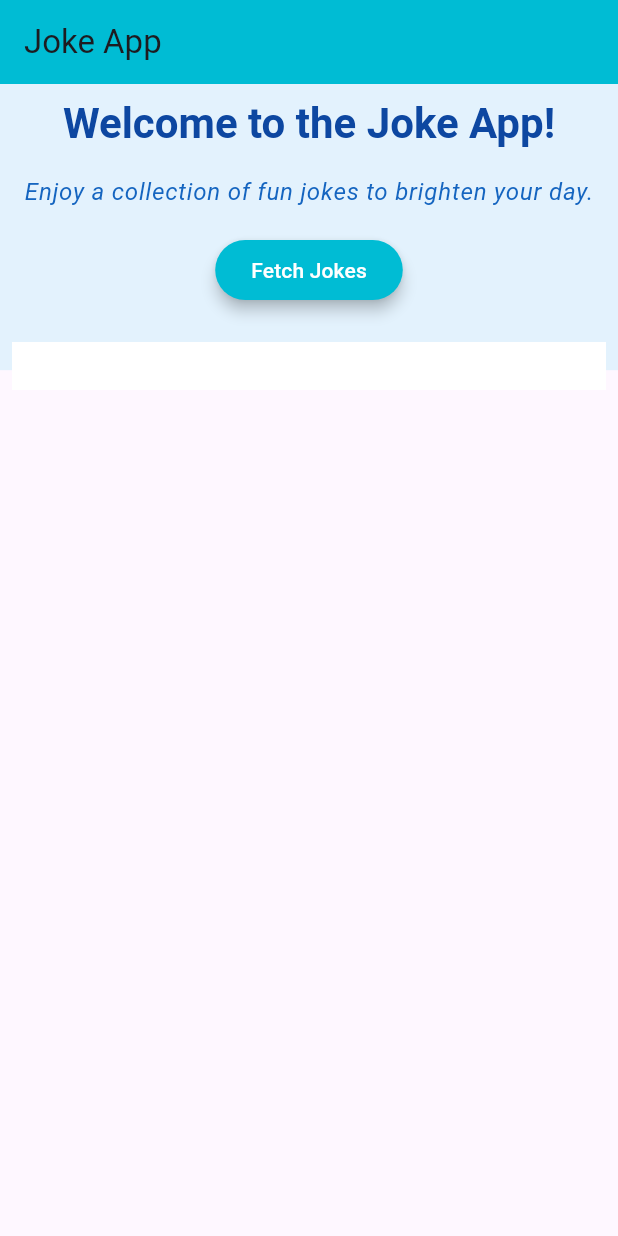
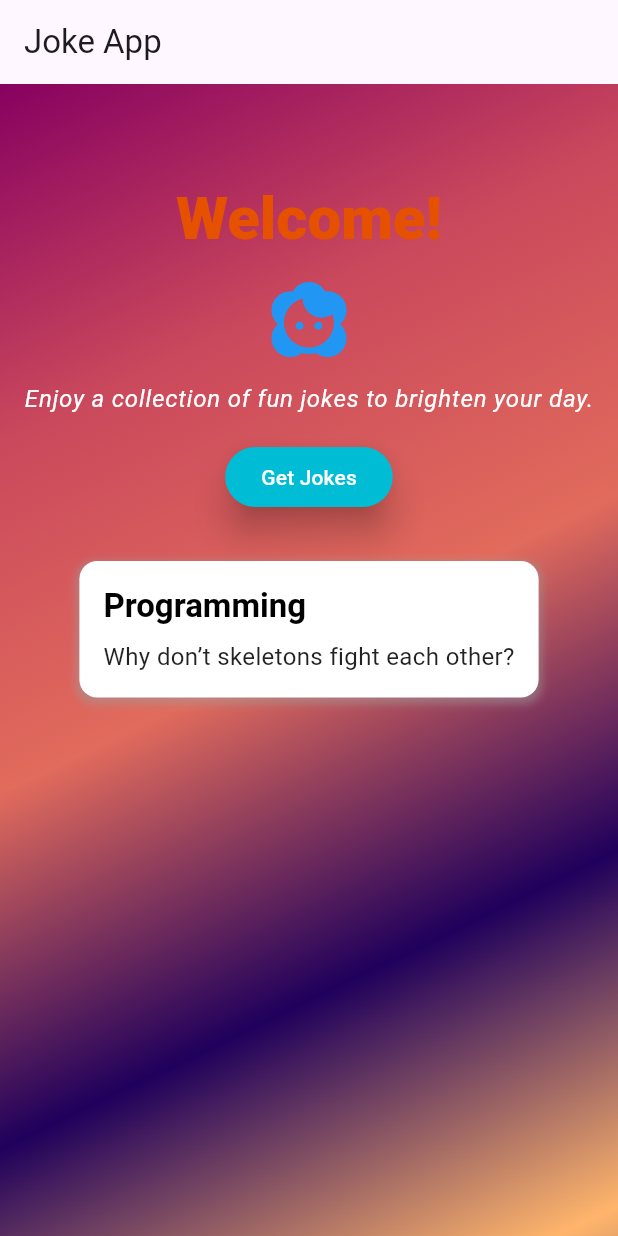
Before and after one commit to nimeshaabesinghe/JokeApp, a Flutter app: the screen it shows after launch, on a phone screen of 412 x 824 dp. Run offline on Flutter 3.47's test engine with Material 3 defaults, Android fonts, the phone set to English and light mode, and no system bars; Roboto replaces fonts that are missing (ComicSans).

Commit message:
added gradient effect

```diff
--- a/lib/main.dart
+++ b/lib/main.dart
@@ -21,45 +21,88 @@ class JokeListPage extends StatelessWidget {
     return Scaffold(
       appBar: AppBar(
         title: const Text('Joke App'),
-        backgroundColor: Colors.cyan,
+       // backgroundColor: Colors.deepOrangeAccent[100],
       ),
       body: Container(
-        constraints: BoxConstraints.expand(
-          height: Theme.of(context).textTheme.headlineMedium!.fontSize! * 1.1 + 160.0,
-        ),
-        padding: const EdgeInsets.all(8.0),
-        color: Colors.blue[50],
+        padding: const EdgeInsets.fromLTRB(16.0,64.0,16.0,16.0),
+          decoration: const BoxDecoration(
+            gradient: LinearGradient(
+              begin: Alignment.topLeft,
+              end: Alignment(0.8, 1),
+              colors: <Color>[
+                Color(0xff870160),
+                Color(0xffca485c),
+                Color(0xffe16b5c),
+                Color(0xff1f005c),
+                Color(0xffffb56b),
+              ], // Gradient from https://learnui.design/tools/gradient-generator.html
+              tileMode: TileMode.mirror,
+            ),
+          ),
         alignment: Alignment.topCenter,
+
         child: Column(
-          mainAxisAlignment: MainAxisAlignment.center,
+          mainAxisAlignment: MainAxisAlignment.start,
           crossAxisAlignment: CrossAxisAlignment.center,
           children: [
             Text(
-              'Welcome to the Joke App!',
-              style: Theme.of(context).textTheme.headlineMedium!.copyWith(color: Colors.blue[900], fontWeight: FontWeight.bold),
+              'Welcome!',
+              style: Theme.of(context).textTheme.headlineMedium!.copyWith(
+                color: Colors.orange[900],
+                fontWeight: FontWeight.w900,
+                fontFamily: 'ComicSans',
+                fontSize: 40,
+              ),
             ),
+            const SizedBox(height: 16.0,),
+            Icon(Icons.face_2_sharp, size: 50.0, color: Colors.blue),
             const SizedBox(height: 16.0,),
             Text(
               'Enjoy a collection of fun jokes to brighten your day.',
-              style: Theme.of(context).textTheme.bodyLarge!.copyWith(color: Colors.blue[800], fontStyle: FontStyle.italic),
+              style: Theme.of(context).textTheme.bodyLarge!.copyWith(color: Colors.white, fontStyle: FontStyle.italic),
             ),
             const SizedBox(height: 16.0,),
             ElevatedButton(
               onPressed: () {},
-              child: const Text('Fetch Jokes'),
+              child: const Text('Get Jokes'),
               style: ElevatedButton.styleFrom(
                 backgroundColor: Colors.cyan,
                 foregroundColor: Colors.white,
                 shape: RoundedRectangleBorder(borderRadius: BorderRadius.circular(50)),
-                elevation: 4,
+                elevation: 10,
               ),
             ),
-            const SizedBox(height: 24.0),
+            const SizedBox(height: 32.0),
             Container(
               padding: const EdgeInsets.all(16.0),
               decoration: BoxDecoration(
                 color: Colors.white,
-
+                borderRadius: BorderRadius.circular(12.0),
+                boxShadow: [
+                  BoxShadow(
+                    color: Colors.grey.withOpacity(0.5),
+                    spreadRadius: 2,
+                    blurRadius: 4,
+                    offset: const Offset(0, 2)
+                  )
+                ]
+              ),
+              child: Column(
+                crossAxisAlignment: CrossAxisAlignment.start,
+                children: [
+                  Text(
+                    'Programming',
+                    style: Theme.of(context)
+                        .textTheme
+                        .titleLarge!
+                        .copyWith(color: Colors.black, fontWeight: FontWeight.bold),
+                  ),
+                  const SizedBox(height: 8.0),
+                  const Text(
+                    'Why don’t skeletons fight each other?',
+                    style: TextStyle(fontSize: 16.0, color: Colors.black87),
+                  ),
+                ],
               ),
             )
           ],
```
